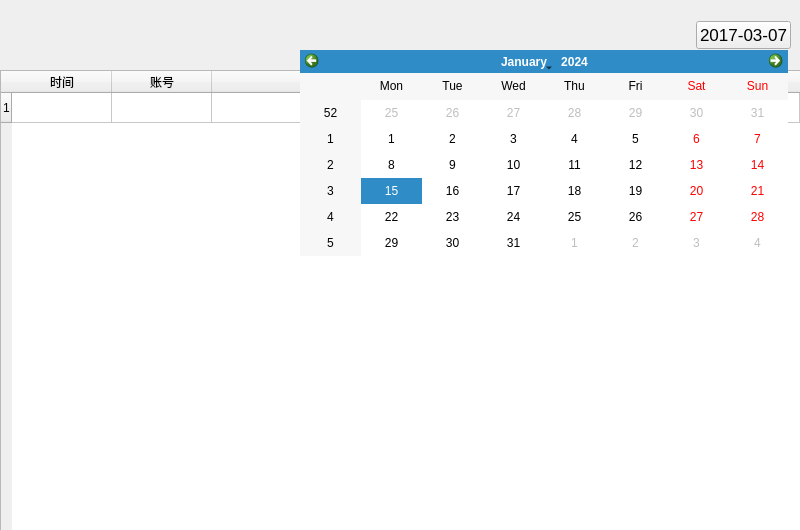
Old version of the form getlog.ui in the repository kangwenyun/batch_acquisition_system_qt_before.
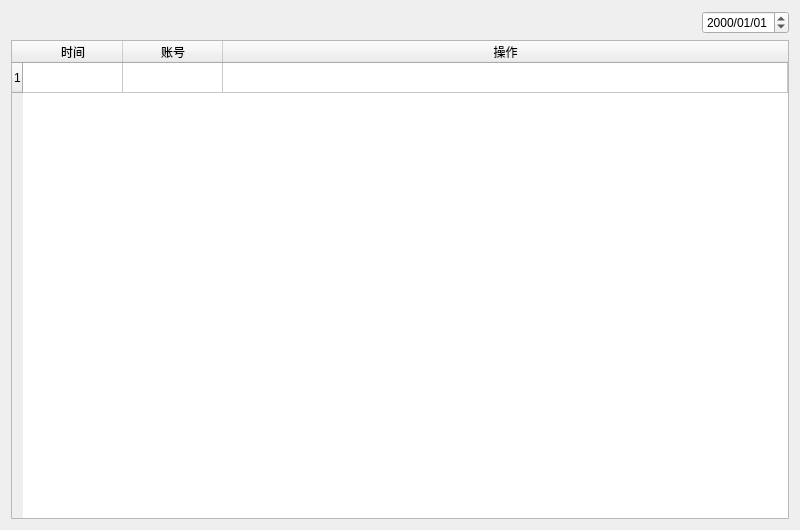
New version of the form.

```diff
--- a/getlog.ui
+++ b/getlog.ui
@@ -10,17 +10,75 @@
     <height>530</height>
    </rect>
   </property>
+  <property name="minimumSize">
+   <size>
+    <width>500</width>
+    <height>0</height>
+   </size>
+  </property>
   <property name="windowTitle">
    <string>日志查看</string>
   </property>
+  <layout class="QVBoxLayout" name="verticalLayout">
+   <item>
+    <layout class="QHBoxLayout" name="horizontalLayout">
+     <item>
+      <spacer name="horizontalSpacer">
+       <property name="orientation">
+        <enum>Qt::Horizontal</enum>
+       </property>
+       <property name="sizeHint" stdset="0">
+        <size>
+         <width>40</width>
+         <height>20</height>
+        </size>
+       </property>
+      </spacer>
+     </item>
+     <item>
+      <widget class="QDateTimeEdit" name="dateEdit">
+       <property name="contextMenuPolicy">
+        <enum>Qt::NoContextMenu</enum>
+       </property>
+       <property name="layoutDirection">
+        <enum>Qt::LeftToRight</enum>
+       </property>
+       <property name="autoFillBackground">
+        <bool>false</bool>
+       </property>
+       <property name="wrapping">
+        <bool>false</bool>
+       </property>
+       <property name="correctionMode">
+        <enum>QAbstractSpinBox::CorrectToPreviousValue</enum>
+       </property>
+       <property name="keyboardTracking">
+        <bool>false</bool>
+       </property>
+       <property name="maximumTime">
+        <time>
+         <hour>23</hour>
+         <minute>59</minute>
+         <second>59</second>
+        </time>
+       </property>
+       <property name="displayFormat">
+        <string>yyyy/MM/dd</string>
+       </property>
+      </widget>
+     </item>
+    </layout>
+   </item>
+   <item>
   <widget class="QTableWidget" name="tableWidget">
-   <property name="geometry">
-    <rect>
-     <x>0</x>
-     <y>70</y>
-     <width>801</width>
-     <height>461</height>
-    </rect>
+     <property name="focusPolicy">
+      <enum>Qt::TabFocus</enum>
+     </property>
+     <property name="contextMenuPolicy">
+      <enum>Qt::NoContextMenu</enum>
+     </property>
+     <property name="acceptDrops">
+      <bool>false</bool>
    </property>
    <property name="editTriggers">
     <set>QAbstractItemView::NoEditTriggers</set>
@@ -58,56 +116,8 @@
     </property>
    </column>
   </widget>
-  <widget class="QCalendarWidget" name="calendarWidget">
-   <property name="geometry">
-    <rect>
-     <x>300</x>
-     <y>50</y>
-     <width>488</width>
-     <height>206</height>
-    </rect>
-   </property>
-  </widget>
-  <widget class="QWidget" name="layoutWidget">
-   <property name="geometry">
-    <rect>
-     <x>310</x>
-     <y>20</y>
-     <width>481</width>
-     <height>31</height>
-    </rect>
-   </property>
-   <layout class="QHBoxLayout" name="horizontalLayout">
-    <item>
-     <spacer name="horizontalSpacer">
-      <property name="orientation">
-       <enum>Qt::Horizontal</enum>
-      </property>
-      <property name="sizeHint" stdset="0">
-       <size>
-        <width>40</width>
-        <height>20</height>
-       </size>
-      </property>
-     </spacer>
-    </item>
-    <item>
-     <widget class="QPushButton" name="getDate">
-      <property name="font">
-       <font>
-        <pointsize>13</pointsize>
-       </font>
-      </property>
-      <property name="text">
-       <string>2017-03-07</string>
-      </property>
-     </widget>
-    </item>
-   </layout>
-  </widget>
-  <zorder>tableWidget</zorder>
-  <zorder>layoutWidget</zorder>
-  <zorder>calendarWidget</zorder>
+   </item>
+  </layout>
  </widget>
  <resources/>
  <connections/>
```
Lines whose indentation alone changed are shown as unchanged.
